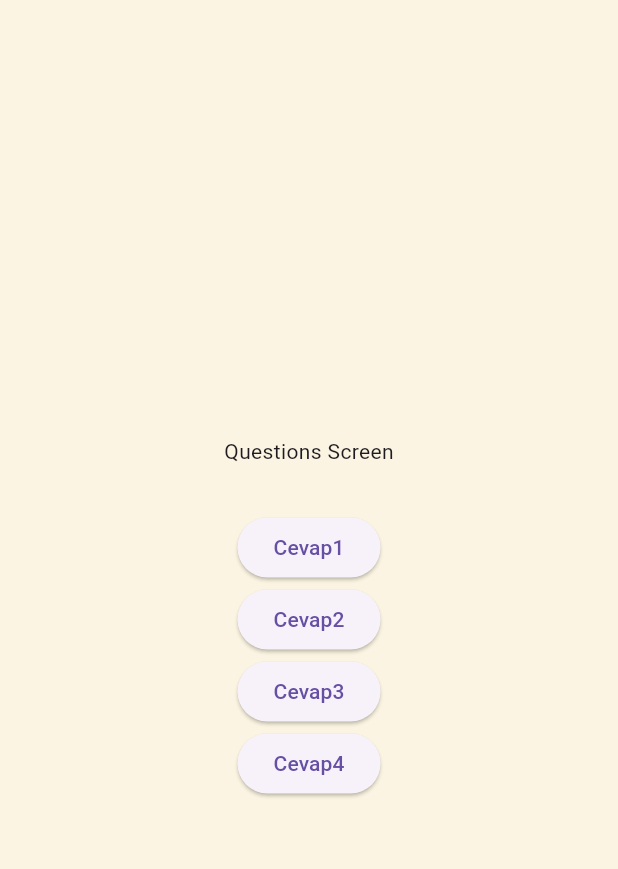
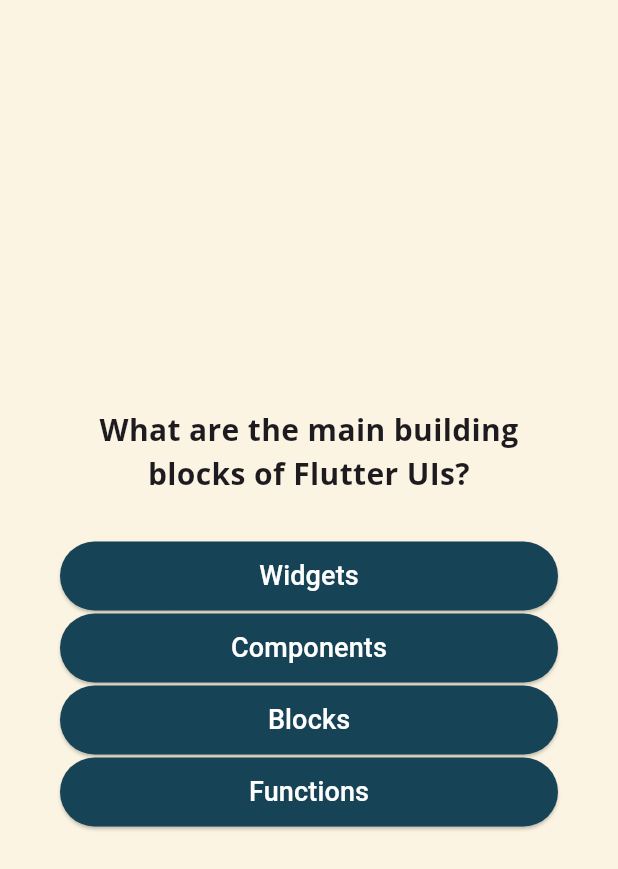
Before and after one commit to FatihYigit35/random_kpss_questions, a Flutter app: the screen it shows after launch, after a tap on "Testi başlat", on a phone screen of 412 x 824 dp. Shown: the top 869 px of the screen. Run offline on Flutter 3.47's test engine with Material 3 defaults, Android fonts, the phone set to English and light mode, and no system bars; our stand-ins replace google_fonts.

Commit message:
On the answers page, questions from the list appear dynamically and when clicked, it moves to the next question.

```diff
--- a/lib/answer_button.dart
+++ b/lib/answer_button.dart
@@ -1,15 +1,26 @@
 import 'package:flutter/material.dart';
+import 'package:random_kpss_questions/app_colors.dart';
 
 class AnswerButton extends StatelessWidget {
-  const AnswerButton(this.text, {super.key});
+  const AnswerButton({super.key, required this.text, required this.onClick});
 
   final String text;
+  final void Function() onClick;
 
   @override
   Widget build(BuildContext context) {
     return ElevatedButton(
-      onPressed: () {},
-      child: Text(text),
+      onPressed: onClick,
+      style: ElevatedButton.styleFrom(
+          padding: const EdgeInsets.symmetric(vertical: 10, horizontal: 40),
+          backgroundColor: AppColors.primaryColor,
+          foregroundColor: Colors.white),
+      child: Text(
+        text,
+        style: const TextStyle(
+          fontSize: 18,
+        ),
+      ),
     );
   }
 }
--- a/lib/data/questions.dart
+++ b/lib/data/questions.dart
@@ -1,28 +1,55 @@
 import 'package:random_kpss_questions/model/quiz_question.dart';
 
 const questions = [
-  QuizQuestion("deneme soru 1", [
-    'a',
-    'b',
-    'c',
-    'd',
+  QuizQuestion(
+    'What are the main building blocks of Flutter UIs?',
+    [
+      'Widgets',
+      'Components',
+      'Blocks',
+      'Functions',
+    ],
+  ),
+  QuizQuestion('How are Flutter UIs built?', [
+    'By combining widgets in code',
+    'By combining widgets in a visual editor',
+    'By defining widgets in config files',
+    'By using XCode for iOS and Android Studio for Android',
   ]),
-  QuizQuestion("deneme soru 2", [
-    'a',
-    'b',
-    'c',
-    'd',
-  ]),
-  QuizQuestion("deneme soru 3", [
-    'a',
-    'b',
-    'c',
-    'd',
-  ]),
-  QuizQuestion("deneme soru 4", [
-    'a',
-    'b',
-    'c',
-    'd',
-  ]),
+  QuizQuestion(
+    'What\'s the purpose of a StatefulWidget?',
+    [
+      'Update UI as data changes',
+      'Update data as UI changes',
+      'Ignore data changes',
+      'Render UI that does not depend on data',
+    ],
+  ),
+  QuizQuestion(
+    'Which widget should you try to use more often: StatelessWidget or StatefulWidget?',
+    [
+      'StatelessWidget',
+      'StatefulWidget',
+      'Both are equally good',
+      'None of the above',
+    ],
+  ),
+  QuizQuestion(
+    'What happens if you change data in a StatelessWidget?',
+    [
+      'The UI is not updated',
+      'The UI is updated',
+      'The closest StatefulWidget is updated',
+      'Any nested StatefulWidgets are updated',
+    ],
+  ),
+  QuizQuestion(
+    'How should you update data inside of StatefulWidgets?',
+    [
+      'By calling setState()',
+      'By calling updateData()',
+      'By calling updateUI()',
+      'By calling updateState()',
+    ],
+  ),
 ];
--- a/lib/questions_screen.dart
+++ b/lib/questions_screen.dart
@@ -1,6 +1,8 @@
 import 'package:flutter/material.dart';
+import 'package:google_fonts/google_fonts.dart';
 import 'package:random_kpss_questions/answer_button.dart';
 import 'package:random_kpss_questions/app_colors.dart';
+import 'package:random_kpss_questions/data/questions.dart';
 
 class QuestionsScreen extends StatefulWidget {
   const QuestionsScreen({super.key});
@@ -10,33 +12,50 @@
 }
 
 class _QuestionsScreenState extends State<QuestionsScreen> {
+  var currentQuestionIndex = 0;
+
+  void onClickAnswer() {
+    if (currentQuestionIndex < questions.length - 1) {
+      setState(() {
+        currentQuestionIndex++;
+      });
+    }
+  }
+
   @override
   Widget build(BuildContext context) {
+    final currentQuestion = questions[currentQuestionIndex];
+
     return MaterialApp(
       home: Scaffold(
         backgroundColor: AppColors.backgroundColor,
         body: SizedBox(
           width: double.infinity,
+          child: Container(
+            margin: const EdgeInsets.all(40),
             child: Column(
               mainAxisAlignment: MainAxisAlignment.center,
+              crossAxisAlignment: CrossAxisAlignment.stretch,
               children: [
-              const Text("Questions Screen"),
-              SizedBox(
+                Text(
+                  currentQuestion.text,
+                  style: GoogleFonts.openSans(
+                    fontSize: 20,
+                    fontWeight: FontWeight.bold,
+                  ),
+                  textAlign: TextAlign.center,
+                ),
+                const SizedBox(
                   height: 30,
                 ),
-              AnswerButton(
-                'Cevap1',
+                ...currentQuestion.answers.map(
+                  (answer) => AnswerButton(
+                    text: answer,
+                    onClick: onClickAnswer,
                   ),
-              AnswerButton(
-                'Cevap2',
-              ),
-              AnswerButton(
-                'Cevap3',
-              ),
-              AnswerButton(
-                'Cevap4',
                 ),
               ],
+            ),
           ),
         ),
       ),
```
Also changed, not shown: pubspec.lock, 1 other file. Lines whose indentation alone changed are shown as unchanged.
